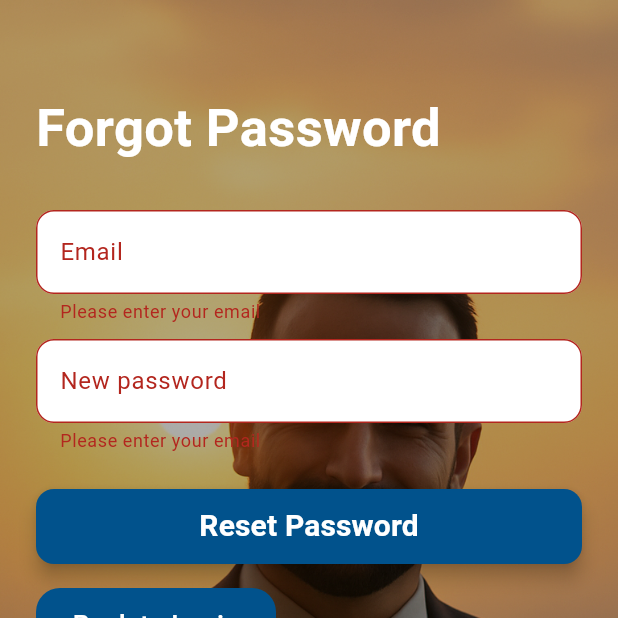
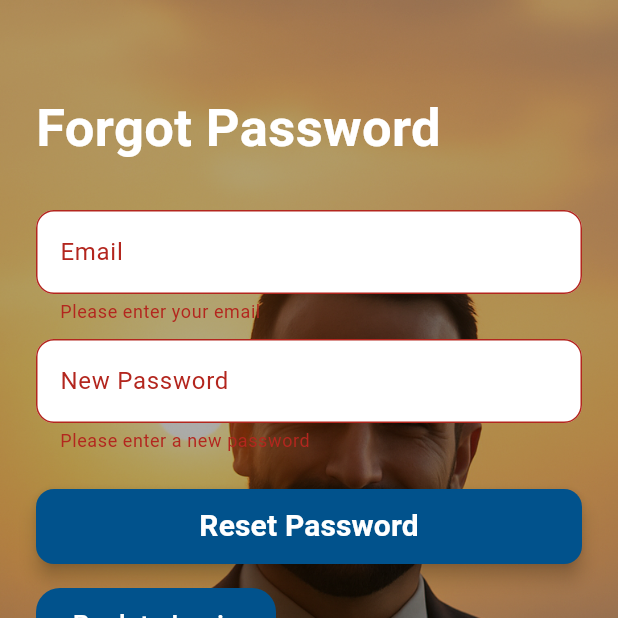
Before and after one commit to Bavlyy-Ramy/SCB_Login_Page, a Flutter app: the ForgotPasswordPage screen opened directly, after a tap on "Reset Password", on a phone screen of 412 x 824 dp, the top half of it. Run offline on Flutter 3.47's test engine with Material 3 defaults, Android fonts, the phone set to English and light mode, and no system bars; our stand-ins replace bloc, flutter_bloc, get_it, hive, hive_flutter; accounts and stored records are empty.

Commit message:
Users saved using hive and forget password feature is working

```diff
--- a/lib/core/utils/user_storage_helper.dart
+++ b/lib/core/utils/user_storage_helper.dart
@@ -15,6 +15,37 @@ class UserStorageHelper {
     final box = Hive.box<UserModel>(_boxName);
     return box.get(id);
   }
+
+static bool validateLogin(String email, String password) {
+  final box = Hive.box<UserModel>(_boxName);
+  try {
+    return box.values.any(
+      (user) => user.email == email && user.password == password,
+    );
+  } catch (_) {
+    return false;
+  }
+}
+
+static Future<bool> resetPassword({
+  required String email,
+  required String newPassword,
+}) async {
+  final box = Hive.box<UserModel>(_boxName);
+  final userList = box.values.toList();
+
+  for (var user in userList) {
+    if (user.email == email) {
+      final updatedUser = user.copyWith(password: newPassword);
+      await box.put(user.id, updatedUser);
+      return true;
+    }
+  }
+
+  return false;
+}
+
+
 
   /// Get all saved users
   static List<UserModel> getAllUsers() {
--- a/lib/features/auth/data/models/user_model.dart
+++ b/lib/features/auth/data/models/user_model.dart
@@ -42,6 +42,20 @@ class UserModel extends UserEntity {
       password: json['password'],
     );
   }
+  UserModel copyWith({
+  String? id,
+  String? name,
+  String? email,
+  String? password,
+}) {
+  return UserModel(
+    id: id ?? this.id,
+    name: name ?? this.name,
+    email: email ?? this.email,
+    password: password ?? this.password,
+  );
+}
+
 
   /// ✅ And this
   Map<String, dynamic> toJson() {
--- a/lib/features/auth/domain/usecases/login_use_case.dart
+++ b/lib/features/auth/domain/usecases/login_use_case.dart
@@ -1,11 +1,7 @@
-import 'package:scb_login/features/auth/domain/repositories/auth_repository.dart';
+import 'package:scb_login/core/utils/user_storage_helper.dart';
 
 class LoginUseCase {
-  final AuthRepository repository;
-
-  LoginUseCase(this.repository);
-
-  Future<bool> call(String username, String password) async {
-    return await repository.login(username, password);
+  Future<bool> call(String email, String password) async {
+    return UserStorageHelper.validateLogin(email, password);
   }
 }
--- a/lib/features/auth/presentation/pages/forget_password_page.dart
+++ b/lib/features/auth/presentation/pages/forget_password_page.dart
@@ -1,5 +1,6 @@
 import 'package:flutter/material.dart';
 import 'package:scb_login/features/auth/presentation/widgets/background_section.dart';
+import 'package:scb_login/core/utils/user_storage_helper.dart';
 
 class ForgotPasswordPage extends StatefulWidget {
   const ForgotPasswordPage({super.key});
@@ -16,18 +17,39 @@ class _ForgotPasswordPageState extends State<ForgotPasswordPage> {
   @override
   void dispose() {
     emailController.dispose();
+    passwordController.dispose();
     super.dispose();
   }
 
-  void submitReset() {
-    if (formKey.currentState!.validate()) {
-      final email = emailController.text.trim();
-      // Call your Cubit or Repository method here
-      // Example: context.read<LoginCubit>().sendPasswordResetEmail(email);
-      ScaffoldMessenger.of(context).showSnackBar(
-        SnackBar(content: Text('Password reset link sent to $email')),
-      );
-    }
+  Future<void> resetPassword() async {
+    if (!formKey.currentState!.validate()) return;
+
+    final email = emailController.text.trim();
+    final newPassword = passwordController.text;
+
+    final success = await UserStorageHelper.resetPassword(
+      email: email,
+      newPassword: newPassword,
+    );
+
+    showDialog(
+      context: context,
+      builder: (_) => AlertDialog(
+        title: Text(success ? 'Success' : 'Error'),
+        content: Text(success
+            ? 'Password reset successfully.'
+            : 'No user found with that email.'),
+        actions: [
+          TextButton(
+            onPressed: () {
+              Navigator.of(context).pop();
+              if (success) Navigator.pop(context);
+            },
+            child: const Text('OK'),
+          ),
+        ],
+      ),
+    );
   }
 
   @override
@@ -60,7 +82,6 @@ class _ForgotPasswordPageState extends State<ForgotPasswordPage> {
                         decoration: InputDecoration(
                           filled: true,
                           fillColor: Colors.white,
-                          iconColor: Colors.white,
                           border: OutlineInputBorder(
                             borderRadius: BorderRadius.circular(12.0),
                           ),
@@ -76,36 +97,34 @@ class _ForgotPasswordPageState extends State<ForgotPasswordPage> {
                           return null;
                         },
                       ),
-                      SizedBox(height: 10),
+                      const SizedBox(height: 10),
                       TextFormField(
                         controller: passwordController,
-                        keyboardType: TextInputType.visiblePassword,
+
                         decoration: InputDecoration(
                           filled: true,
                           fillColor: Colors.white,
-                          iconColor: Colors.white,
                           border: OutlineInputBorder(
                             borderRadius: BorderRadius.circular(12.0),
                           ),
-                          labelText: 'New password',
+                          labelText: 'New Password',
                         ),
                         validator: (value) {
                           if (value == null || value.isEmpty) {
-                            return 'Please enter your email';
+                            return 'Please enter a new password';
                           }
-                          if (!RegExp(r'\S+@\S+\.\S+').hasMatch(value)) {
-                            return 'Please enter a valid email';
+                          if (value.length < 6) {
+                            return 'Password must be at least 6 characters';
                           }
                           return null;
                         },
                       ),
                       const SizedBox(height: 24),
-                      Container(
-                        decoration: BoxDecoration(),
+                      SizedBox(
                         width: double.infinity,
                         height: 50,
                         child: ElevatedButton(
-                          onPressed: submitReset,
+                          onPressed: resetPassword,
                           style: ElevatedButton.styleFrom(
                             backgroundColor: const Color(0xFF01528c),
                             foregroundColor: Colors.white,
--- a/lib/injection_container.dart
+++ b/lib/injection_container.dart
@@ -32,7 +32,7 @@ sl.registerFactory(() => LoginCubit(
   offlineLoginUseCase: sl(),
 ));
 
-sl.registerLazySingleton(() => LoginUseCase(sl()));
+sl.registerLazySingleton(() => LoginUseCase());
 sl.registerLazySingleton(() => OfflineLoginUseCase(sl()));
 sl.registerLazySingleton<AuthRepository>(() => AuthRepositoryImpl());
 
```
Also changed, not shown: lib/core/utils/UserJsonExporter.dart (+12 -3 lines), lib/features/auth/presentation/widgets/login_form.dart (+17 -17 lines).
